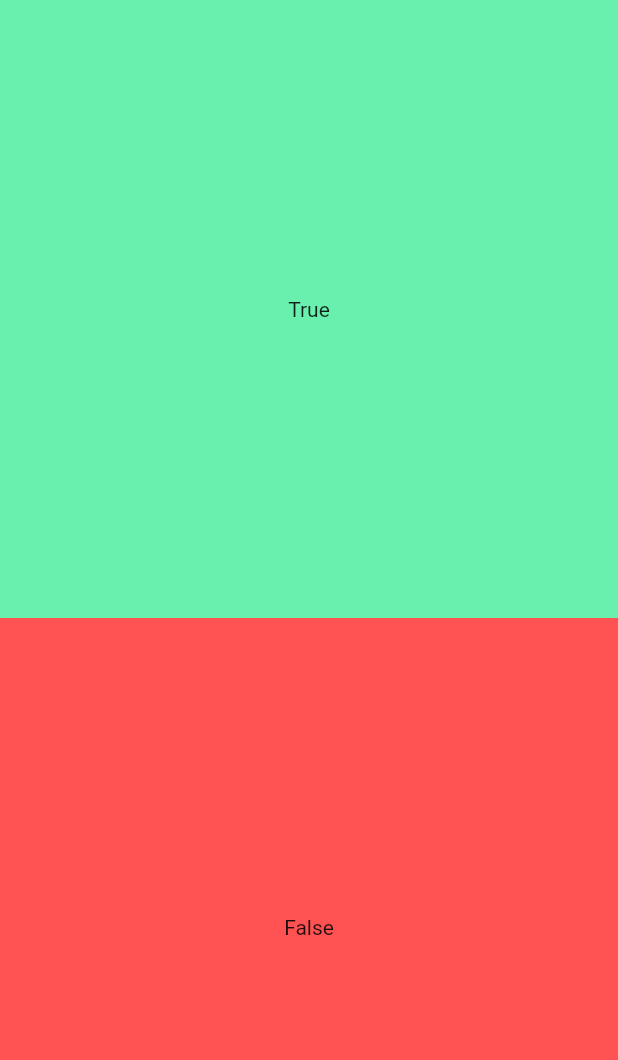
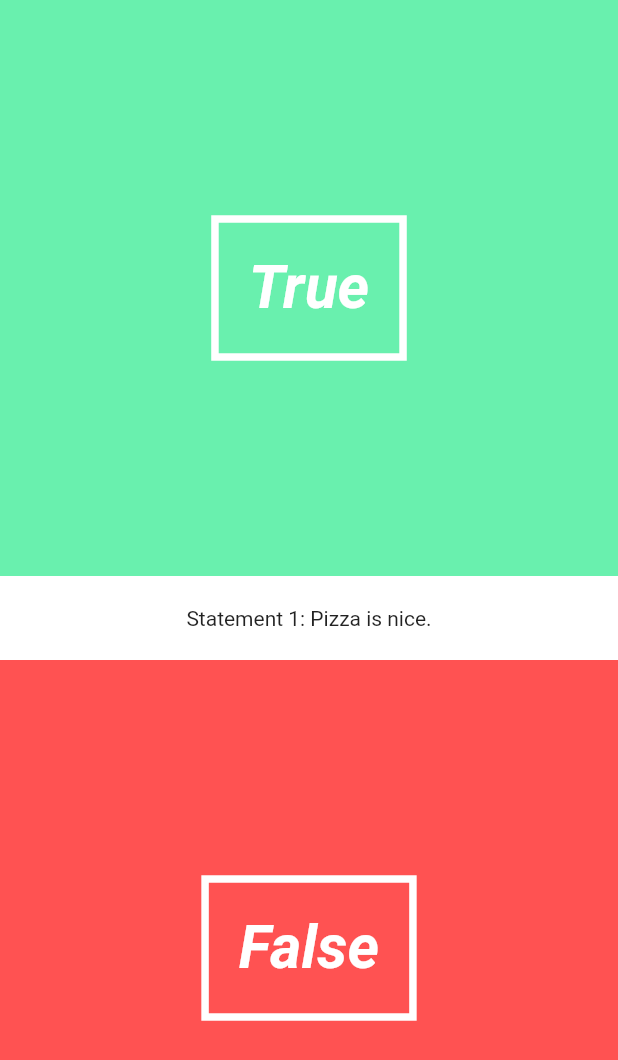
Before and after one commit to aksatyam/quizapp, a Flutter app: the screen it shows after launch, on a phone screen of 412 x 824 dp. Shown: the top 1060 px of the screen. Run offline on Flutter 3.47's test engine with Material 2 defaults, Android fonts, the phone set to English and light mode, and no system bars.

Commit message:
Working in progress

```diff
--- /dev/null
+++ b/lib/UI/answer_button.dart
@@ -0,0 +1,38 @@
+import 'package:flutter/material.dart';
+
+class AnswerButton extends StatelessWidget {
+
+  final bool _answer;
+  final VoidCallback _onTap;
+
+  AnswerButton(this._answer, this._onTap);
+
+  @override
+  Widget build(BuildContext context) {
+  return  new Expanded(// true button
+              child:   new Material(
+              color: _answer == true ? Colors.greenAccent : Colors.redAccent,
+              child: InkWell(
+                onTap: () => _onTap(),
+                child: new Center(
+                  child: new Container(
+                    decoration: new BoxDecoration(
+                      border: new Border.all(color: Colors.white, width: 5.0),
+                    ),
+                    padding: new EdgeInsets.all(
+                      20.0
+                    ),
+                    child: new Text(_answer == true ? "True" : "False",
+                      style: new TextStyle(color: Colors.white, fontSize: 40.0, fontWeight: FontWeight.bold, fontStyle: FontStyle.italic),
+                    ),
+                  ),
+                ),
+              ),
+            )
+          );
+  }
+}
+
+void _onTap() {
+
+}
--- /dev/null
+++ b/lib/UI/question_text.dart
@@ -0,0 +1,20 @@
+import 'package:flutter/material.dart';
+
+class QuestionText extends StatefulWidget {
+  @override
+  State createState() => new QuestionTextState();
+}
+
+class QuestionTextState extends State<QuestionText> {
+  @override
+  Widget build(BuildContext context) {
+    return new Material(color: Colors.white,
+            child: new Padding(
+              padding: new EdgeInsets.symmetric(vertical: 20.0),
+              child: new Center(
+                child: new Text("Statement 1: Pizza is nice."),
+              ),
+            )
+          );
+  }
+}
--- a/lib/pages/quiz_page.dart
+++ b/lib/pages/quiz_page.dart
@@ -2,6 +2,8 @@ import 'package:flutter/material.dart';
 
 import '../utils/question.dart';
 import '../utils/quiz.dart';
+import '../UI/answer_button.dart';
+import '../UI/question_text.dart';
 
 class QuizPage extends StatefulWidget {
   @override
@@ -15,32 +17,9 @@ class QuizPageState extends State<QuizPage> {
       children: <Widget>[
         new Column( // this is our main page
           children: <Widget>[
-          new Expanded(// true button
-            child:   new Material(
-              color: Colors.greenAccent,
-              child: InkWell(
-                onTap: () => print("Your answer is true"),
-                child: new Center(
-                  child: new Container(
-                    child: new Text("True"),
-                  ),
-                ),
-              ),
-            )
-          ),
-          new Expanded( // false button
-            child:   new Material(
-              color: Colors.redAccent,
-              child: InkWell(
-                onTap: () => print("Your answer is false"),
-                child: new Center(
-                  child: new Container(
-                    child: new Text("False"),
-                  ),
-                ),
-              ),
-            )
-          ),
+          new AnswerButton(true, () => print("You answered true.")),
+          new QuestionText(),
+          new AnswerButton(false, () => print("You answered false.")),
           ],
         )
       ],
```
